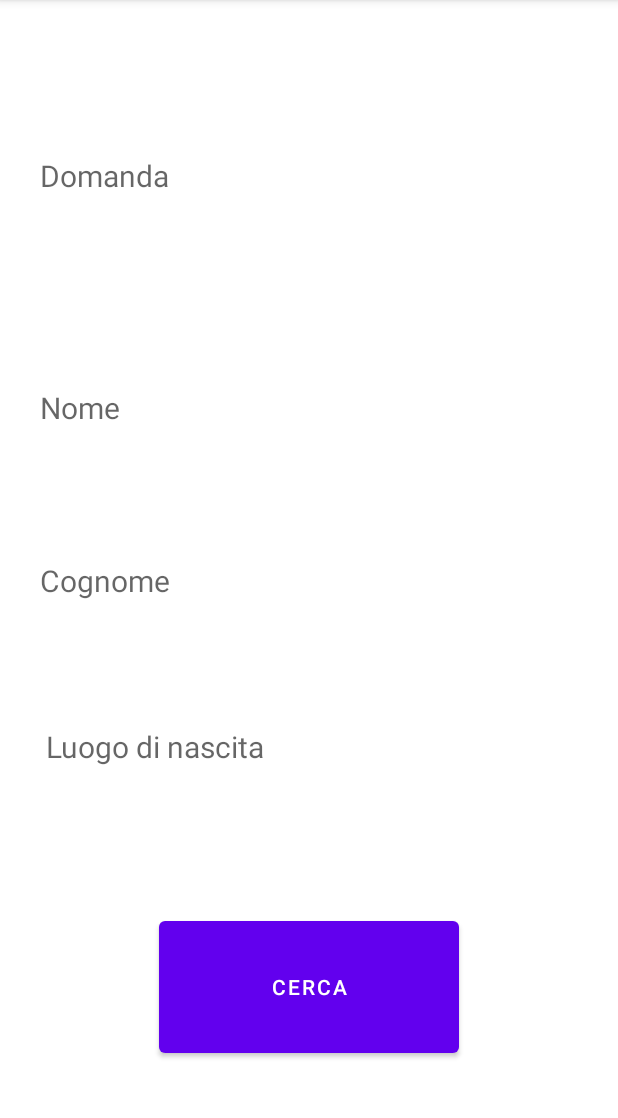
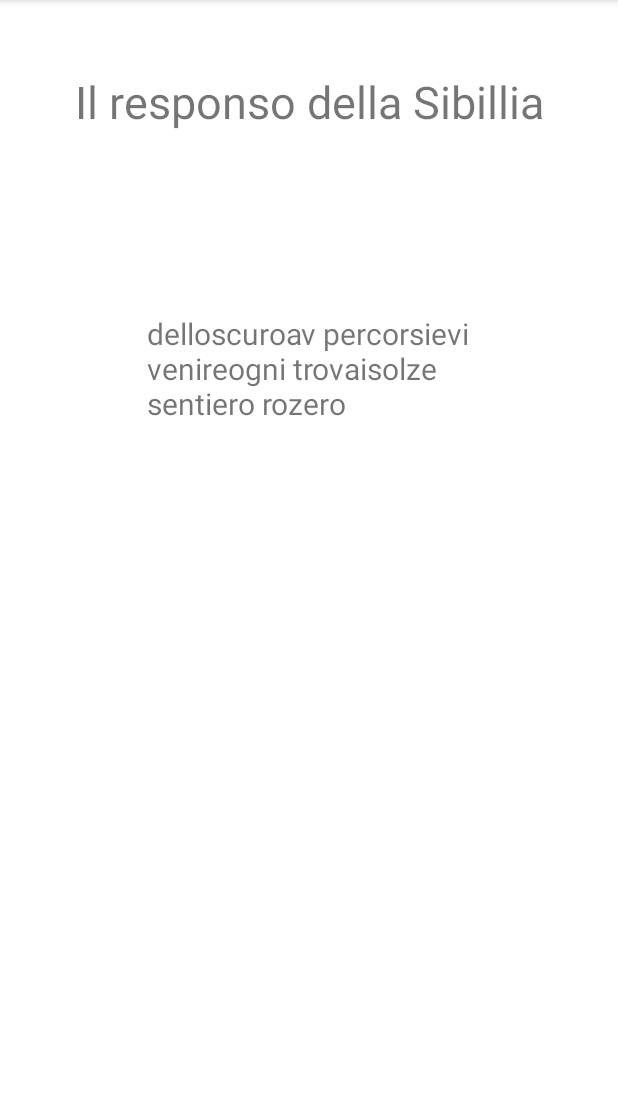
Before and after one commit to carlaboscolo/InsightFuture, an Android app: the screen it shows after launch (MainActivity before the commit, Sibillia after it), after a tap on "CERCA", on a phone screen of 412 x 824 dp, the part 84-1202 px from its top. Run offline under Robolectric (Android 15) with nearby library versions, the phone set to English and light mode, and no system bars; 3 statements that could not run were skipped.

Commit message:
print response sibillia in a page when you click "cerca" button

```diff
--- a/app/src/main/AndroidManifest.xml
+++ b/app/src/main/AndroidManifest.xml
@@ -12,6 +12,13 @@
         android:supportsRtl="true"
         android:theme="@style/Theme.InsightFuture"
         tools:targetApi="31">
+        <activity
+            android:name=".Sibillia"
+            android:exported="false">
+            <meta-data
+                android:name="android.app.lib_name"
+                android:value="" />
+        </activity>
         <activity
             android:name=".Package"
             android:exported="false">
--- a/app/src/main/java/com/example/insightfuture/MainActivity.kt
+++ b/app/src/main/java/com/example/insightfuture/MainActivity.kt
@@ -7,6 +7,7 @@ import android.widget.EditText
 import com.example.insightfuture.databinding.ActivityMainBinding
 import java.io.IOException
 import android.content.Context
+import android.content.Intent
 import com.google.gson.Gson
 import com.google.gson.reflect.TypeToken
 import org.json.JSONArray
@@ -29,6 +30,14 @@ class MainActivity : AppCompatActivity() {
     private var pos_tripla by Delegates.notNull<String>()
     private var stringa1 by Delegates.notNull<String>()
     private var stringa2 by Delegates.notNull<String>()
+
+    private var str1pos1 by Delegates.notNull<String>()
+    private var str2pos1 by Delegates.notNull<String>()
+    private var str1pos2 by Delegates.notNull<String>()
+    private var str2pos2 by Delegates.notNull<String>()
+    private var str1pos3 by Delegates.notNull<String>()
+    private var str2pos3 by Delegates.notNull<String>()
+
 
     private val KeyLetters = mapOf(
         "k" to 0,
@@ -145,25 +154,47 @@ class MainActivity : AppCompatActivity() {
                      stringa2 = outputJsonString.getJSONObject(i).getString("stringa2").toString()
 
 
-        Log.d("data", "$sum ,$sum2,$sum3")
+                   // Log.d("data", "$sum ,$sum2,$sum3")
                     if(pos1 == sum && pos2 == sum2 && pos3 == sum3 && pos_tripla == "1"){
                         Log.d("sibComp", "1 tripletta")
                         Log.d("sibComp", "Stringa 1: $stringa1 ") //prova comparazione pos1
                         Log.d("sibComp", "Stringa 2: $stringa2 ") //prova comparazione pos1
+
+                        str1pos1 = stringa1
+                        str2pos1 = stringa2
                     }
                     if(pos1 == sum2 && pos2 == sum3 && pos3 == sum && pos_tripla == "2"){
                         Log.d("sibComp", "2 tripletta")
                         Log.d("sibComp", "Stringa 1: $stringa1 ") //prova comparazione pos1
                         Log.d("sibComp", "Stringa 2: $stringa2 ") //prova comparazione pos1
+
+                        str1pos2 = stringa1
+                        str2pos2 = stringa2
                     }
                     if(pos1 == sum3 && pos2 == sum && pos3 == sum2 && pos_tripla == "3"){
                         Log.d("sibComp", " 3 tripletta")
                         Log.d("sibComp", "Stringa 1: $stringa1 ") //prova comparazione pos1
                         Log.d("sibComp", "Stringa 2: $stringa2 ") //prova comparazione pos1
+
+                        str1pos3 = stringa1
+                        str2pos3 = stringa2
                     }
-                    Log.d("sib", "pos1 $pos1") //prova stampa pos1 funzionante
+                   // Log.d("sib", "pos1 $pos1") //prova stampa pos1 funzionante
                 }
+
+            val intent = Intent(this, Sibillia::class.java)
+            intent.putExtra("str1pos1", str1pos1)
+            intent.putExtra("str2pos1", str2pos1)
+            intent.putExtra("str1pos2", str1pos2)
+            intent.putExtra("str2pos2", str2pos2)
+            intent.putExtra("str1pos3", str1pos3)
+            intent.putExtra("str2pos3", str2pos3)
+            startActivity(intent)
+
             }
+
+
+
         }
 
 
--- /dev/null
+++ b/app/src/main/java/com/example/insightfuture/Sibillia.kt
@@ -0,0 +1,33 @@
+package com.example.insightfuture
+
+import androidx.appcompat.app.AppCompatActivity
+import android.os.Bundle
+import android.widget.TextView
+import com.example.insightfuture.databinding.ActivityMainBinding
+import com.example.insightfuture.databinding.ActivitySibilliaBinding
+
+class Sibillia : AppCompatActivity() {
+
+    private lateinit var binding: ActivitySibilliaBinding
+
+    private lateinit var sibilliaResponse : TextView
+
+    override fun onCreate(savedInstanceState: Bundle?) {
+        super.onCreate(savedInstanceState)
+       // setContentView(R.layout.activity_sibillia)
+        binding = ActivitySibilliaBinding.inflate(layoutInflater)
+        setContentView(binding.root)
+
+        sibilliaResponse = binding.sibilliaResponse
+
+        var str1pos1 = intent.getStringExtra("str1pos1")
+        var str2pos1 =  intent.getStringExtra("str2pos1")
+        var str1pos2 = intent.getStringExtra("str1pos2")
+        var str2pos2 =  intent.getStringExtra("str2pos2")
+        var str1pos3 = intent.getStringExtra("str1pos3")
+        var str2pos3 =  intent.getStringExtra("str2pos3")
+
+       sibilliaResponse.text = str1pos1 + " " + str2pos1 + "\n" + str1pos2 + " " + str2pos2 + "\n" + str1pos3 + " " + str2pos3
+
+    }
+}
--- /dev/null
+++ b/app/src/main/res/layout/activity_sibillia.xml
@@ -0,0 +1,35 @@
+<?xml version="1.0" encoding="utf-8"?>
+<androidx.constraintlayout.widget.ConstraintLayout xmlns:android="http://schemas.android.com/apk/res/android"
+    xmlns:app="http://schemas.android.com/apk/res-auto"
+    xmlns:tools="http://schemas.android.com/tools"
+    android:layout_width="match_parent"
+    android:layout_height="match_parent"
+    tools:context=".Sibillia">
+
+    <TextView
+        android:id="@+id/sibilliaTitle"
+        android:layout_width="wrap_content"
+        android:layout_height="wrap_content"
+        android:text="@string/il_responso_della_sibillia"
+        android:textSize="30sp"
+        app:layout_constraintBottom_toBottomOf="parent"
+        app:layout_constraintEnd_toEndOf="parent"
+        app:layout_constraintStart_toStartOf="parent"
+        app:layout_constraintTop_toTopOf="parent"
+        app:layout_constraintVertical_bias="0.065" />
+
+    <TextView
+        android:id="@+id/sibilliaResponse"
+        android:layout_width="wrap_content"
+        android:layout_height="wrap_content"
+        android:text="@string/risposta_sibillia"
+        android:textSize="20sp"
+        app:layout_constraintBottom_toBottomOf="parent"
+        app:layout_constraintEnd_toEndOf="parent"
+        app:layout_constraintHorizontal_bias="0.498"
+        app:layout_constraintStart_toStartOf="parent"
+        app:layout_constraintTop_toBottomOf="@+id/sibilliaTitle"
+        app:layout_constraintVertical_bias="0.199" />
+
+
+</androidx.constraintlayout.widget.ConstraintLayout>
--- a/app/src/main/res/values/strings.xml
+++ b/app/src/main/res/values/strings.xml
@@ -15,5 +15,7 @@
     <string name="la_storia">La storia</string>
     <string name="archivio">Archivio</string>
     <string name="pacchetti">Pacchetti</string>
+    <string name="il_responso_della_sibillia">Il responso della Sibillia</string>
+    <string name="risposta_sibillia">Risposta Sibillia</string>
 
 </resources>
```
